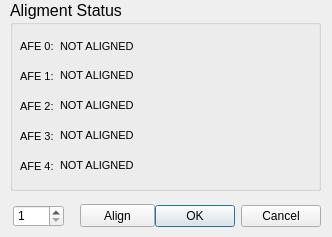
ecristal/daphne_gui, file dialogaligment.ui: the form before one commit.
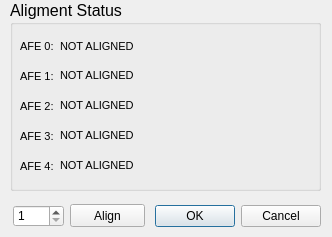
The form after the commit.

The edit to the form file:
```diff
--- a/dialogaligment.ui
+++ b/dialogaligment.ui
@@ -32,7 +32,7 @@
   <widget class="QPushButton" name="pushButtonAlign">
    <property name="geometry">
     <rect>
-     <x>80</x>
+     <x>70</x>
      <y>204</y>
      <width>75</width>
      <height>23</height>
```
